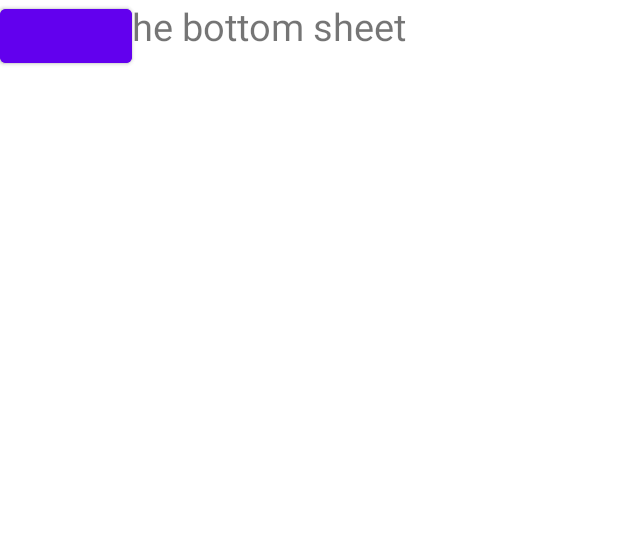
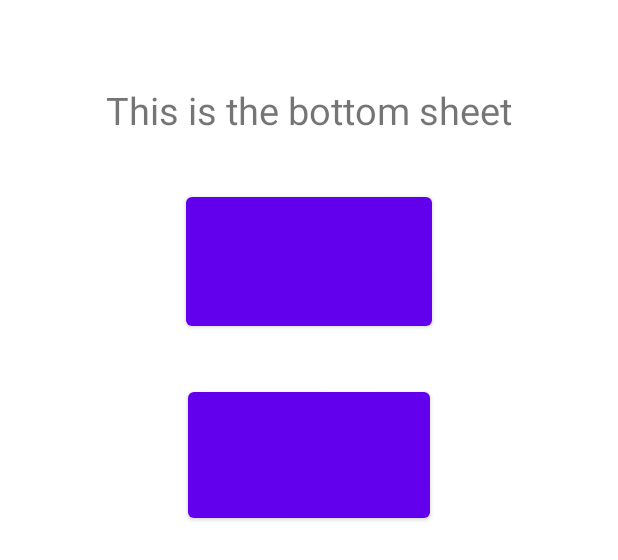
Before and after one commit to Master-sniffer/VTB-MOBILE-HACKATHONE, an Android app: the layout bottom_sheet_layout.xml on its own in the app's theme, with its tools: preview values and no code run, on a phone screen of 412 x 824 dp. Shown: the top 560 px of the screen. Run offline under Robolectric (Android 15) with nearby library versions, the phone set to English and light mode, and no system bars.

Commit message:
Добавил функционал высплывания снизу окна

```diff
--- a/VTB_APP/app/src/main/res/drawable/button_background.xml
+++ b/VTB_APP/app/src/main/res/drawable/button_background.xml
@@ -1,5 +1,5 @@
 <shape xmlns:android="http://schemas.android.com/apk/res/android"
     android:shape="rectangle">
-    <solid android:color="@color/cardview_dark_background" />
+    <solid android:color="#009AFF" />
     <corners android:radius="10dp" />
 </shape>
--- a/VTB_APP/app/src/main/res/layout/bottom_sheet_layout.xml
+++ b/VTB_APP/app/src/main/res/layout/bottom_sheet_layout.xml
@@ -6,20 +6,26 @@
     <TextView
         android:layout_width="wrap_content"
         android:layout_height="wrap_content"
+        android:layout_alignParentTop="true"
+        android:layout_centerHorizontal="true"
+        android:layout_marginTop="56dp"
         android:text="This is the bottom sheet"
-        android:textSize="25dp"
-        ></TextView>
+        android:textSize="25dp"></TextView>
 
     <Button
-        android:layout_width="wrap_content"
-        android:layout_height="wrap_content"
         android:id="@+id/button_popp1"
-        ></Button>
+        android:layout_width="164dp"
+        android:layout_height="98dp"
+        android:layout_alignParentTop="true"
+        android:layout_centerHorizontal="true"
+        android:layout_marginTop="125dp"></Button>
 
     <Button
-        android:layout_width="wrap_content"
-        android:layout_height="wrap_content"
         android:id="@+id/button_popp2"
-        ></Button>
+        android:layout_width="161dp"
+        android:layout_height="96dp"
+        android:layout_alignParentTop="true"
+        android:layout_centerHorizontal="true"
+        android:layout_marginTop="255dp"></Button>
 
 </RelativeLayout>
```
Also changed, not shown: VTB_APP/app/src/main/java/From_Down_Below/ExampleButtonSheet.java (+39 -0 lines), VTB_APP/app/src/main/java/com/example/vtb_app/MainPaige.java (+13 -1 lines), VTB_APP/app/src/main/res/layout/word_item_view.xml (+7 -6 lines), VTB_APP/app/src/main/java/Assets/Sasha's Files/ик1.png (added), VTB_APP/app/src/main/java/Assets/Sasha's Files/ик2.png (added), VTB_APP/app/src/main/java/Assets/Sasha's Files/ик3.png (added), VTB_APP/app/src/main/java/Assets/Sasha's Files/ик4.png (added), 1 other file.
